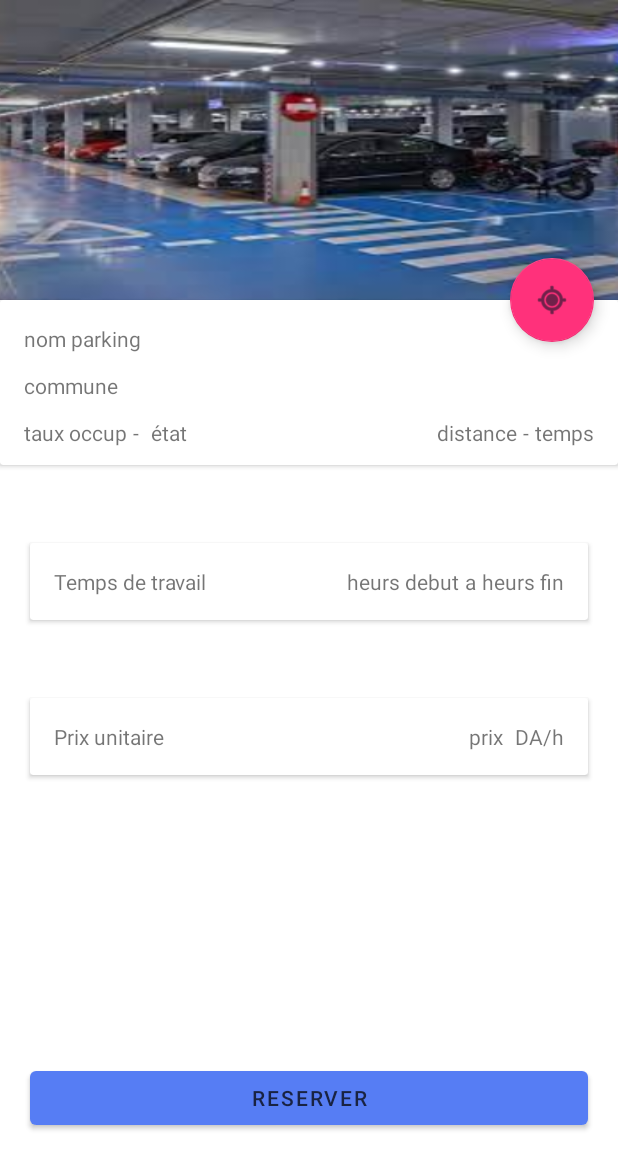
After one commit to Projet-TDM-01/frontend, an Android app: the layout activity_parking_details.xml on its own in the app's theme, with its tools: preview values and no code run, on a phone screen of 412 x 824 dp. The commit adds this screen. Shown: the top 1169 px of the screen. Run offline under Robolectric (Android 15) with nearby library versions, the phone set to English and light mode, and no system bars.

Commit message:
parking details ui + search by name

```diff
--- a/projet_tdm/app/src/main/AndroidManifest.xml
+++ b/projet_tdm/app/src/main/AndroidManifest.xml
@@ -11,6 +11,12 @@
         android:supportsRtl="true"
         android:theme="@style/Theme.Projet_tdm"
         android:usesCleartextTraffic="true">
+        <activity
+            android:name=".ui.ParkingDetailsActivity"
+            android:exported="false" />
+        <activity
+            android:name=".ui.parking_details.ParkingDetailsActivity"
+            android:exported="false" />
         <activity
             android:name=".HomeActivity"
             android:exported="false" />
--- a/projet_tdm/app/src/main/java/com/example/projet_tdm/Const.kt
+++ b/projet_tdm/app/src/main/java/com/example/projet_tdm/Const.kt
@@ -1,4 +1,4 @@
 package com.example.projet_tdm
 
-// Server Url
-const val url = "https://a444-154-121-29-229.ngrok.io/"
+// Server Url²
+const val url = "http://192.168.108.20:5000/api/"
--- a/projet_tdm/app/src/main/java/com/example/projet_tdm/HomeActivity.kt
+++ b/projet_tdm/app/src/main/java/com/example/projet_tdm/HomeActivity.kt
@@ -17,6 +17,7 @@ class HomeActivity : AppCompatActivity() {
 
         val parkingListFragment = ParkingListFragment()
         val userFragment = UserFragment()
+        val searchFragment = SearchFragment()
 
         setCurrentFragment(parkingListFragment)
 
@@ -24,6 +25,7 @@ class HomeActivity : AppCompatActivity() {
             when (item.itemId) {
                 R.id.navigation_parking_list -> setCurrentFragment(parkingListFragment)
                 R.id.navigation_user -> setCurrentFragment(userFragment)
+                R.id.navigation_search -> setCurrentFragment(searchFragment)
             }
             true
         }
--- a/projet_tdm/app/src/main/java/com/example/projet_tdm/OnboardingActivity.kt
+++ b/projet_tdm/app/src/main/java/com/example/projet_tdm/OnboardingActivity.kt
@@ -31,7 +31,7 @@ class OnboardingActivity : AppCompatActivity() {
 
 
         skipbtn.setOnClickListener{
-            intent = Intent(this, com.example.projet_tdm.LoginActivity::class.java)
+            intent = Intent(this, com.example.projet_tdm.HomeActivity::class.java)
             startActivity(intent)
             finish()
         }
--- /dev/null
+++ b/projet_tdm/app/src/main/res/layout/activity_parking_details.xml
@@ -0,0 +1,247 @@
+<?xml version="1.0" encoding="utf-8"?>
+<androidx.constraintlayout.widget.ConstraintLayout xmlns:android="http://schemas.android.com/apk/res/android"
+    xmlns:app="http://schemas.android.com/apk/res-auto"
+    xmlns:tools="http://schemas.android.com/tools"
+    android:layout_width="match_parent"
+    android:layout_height="match_parent"
+    tools:context=".ui.ParkingDetailsActivity">
+
+    <ImageView
+        android:id="@+id/parking_img"
+        android:layout_width="506dp"
+        android:layout_height="200dp"
+        android:adjustViewBounds="true"
+        android:scaleType="fitXY"
+        app:layout_constraintEnd_toEndOf="parent"
+        app:layout_constraintStart_toStartOf="parent"
+        app:layout_constraintTop_toTopOf="parent"
+        app:srcCompat="@drawable/parking" />
+
+    <com.google.android.material.floatingactionbutton.FloatingActionButton
+        android:id="@+id/directionBtn"
+        android:layout_width="wrap_content"
+        android:layout_height="wrap_content"
+        android:layout_marginEnd="16dp"
+        android:clickable="true"
+        app:layout_constraintBottom_toBottomOf="@+id/parking_img"
+        app:layout_constraintEnd_toEndOf="parent"
+        app:layout_constraintTop_toBottomOf="@+id/parking_img"
+        app:layout_constraintVertical_bias="0.785"
+        app:rippleColor="#5C0303"
+        app:srcCompat="@android:drawable/ic_menu_mylocation"
+        tools:ignore="SpeakableTextPresentCheck" />
+
+    <Button
+        android:id="@+id/reserverBtn"
+        android:layout_width="0dp"
+        android:layout_height="wrap_content"
+        android:layout_marginStart="20dp"
+        android:layout_marginEnd="20dp"
+        android:layout_marginBottom="68dp"
+        android:text="RESERVER"
+        app:layout_constraintBottom_toBottomOf="parent"
+        app:layout_constraintEnd_toEndOf="parent"
+        app:layout_constraintHorizontal_bias="0.0"
+        app:layout_constraintStart_toStartOf="parent" />
+
+    <androidx.cardview.widget.CardView
+        android:id="@+id/cardView"
+        android:layout_width="match_parent"
+        android:layout_height="wrap_content"
+        app:layout_constraintEnd_toEndOf="parent"
+        app:layout_constraintStart_toStartOf="parent"
+        app:layout_constraintTop_toBottomOf="@+id/parking_img" >
+
+        <androidx.constraintlayout.widget.ConstraintLayout
+            android:layout_width="match_parent"
+            android:layout_height="wrap_content">
+
+            <TextView
+                android:id="@+id/nom_parking"
+                android:layout_width="wrap_content"
+                android:layout_height="wrap_content"
+                android:layout_marginStart="16dp"
+                android:layout_marginTop="16dp"
+                android:text="nom parking"
+                app:layout_constraintStart_toStartOf="parent"
+                app:layout_constraintTop_toTopOf="parent" />
+
+            <TextView
+                android:id="@+id/parking_commune"
+                android:layout_width="wrap_content"
+                android:layout_height="wrap_content"
+                android:layout_marginTop="12dp"
+                android:text="commune"
+                app:layout_constraintStart_toStartOf="@+id/nom_parking"
+                app:layout_constraintTop_toBottomOf="@+id/nom_parking" />
+
+            <TextView
+                android:id="@+id/parking_taux"
+                android:layout_width="wrap_content"
+                android:layout_height="wrap_content"
+                android:layout_marginTop="12dp"
+                android:layout_marginBottom="12dp"
+                android:text="taux occup"
+                app:layout_constraintBottom_toBottomOf="parent"
+                app:layout_constraintStart_toStartOf="@+id/parking_commune"
+                app:layout_constraintTop_toBottomOf="@+id/parking_commune" />
+
+            <TextView
+                android:id="@+id/textView6"
+                android:layout_width="wrap_content"
+                android:layout_height="wrap_content"
+                android:layout_marginStart="4dp"
+                android:text="-"
+                app:layout_constraintBottom_toBottomOf="@+id/parking_taux"
+                app:layout_constraintStart_toEndOf="@+id/parking_taux" />
+
+            <TextView
+                android:id="@+id/parking_status"
+                android:layout_width="wrap_content"
+                android:layout_height="wrap_content"
+                android:layout_marginStart="8dp"
+                android:text="état"
+                app:layout_constraintBottom_toBottomOf="@+id/textView6"
+                app:layout_constraintStart_toEndOf="@+id/textView6" />
+
+            <TextView
+                android:id="@+id/temps"
+                android:layout_width="wrap_content"
+                android:layout_height="wrap_content"
+                android:layout_marginEnd="16dp"
+                android:text="temps"
+                app:layout_constraintBottom_toBottomOf="@+id/parking_status"
+                app:layout_constraintEnd_toEndOf="parent" />
+
+            <TextView
+                android:id="@+id/textView9"
+                android:layout_width="wrap_content"
+                android:layout_height="wrap_content"
+                android:layout_marginEnd="4dp"
+                android:text="-"
+                app:layout_constraintBottom_toBottomOf="@+id/temps"
+                app:layout_constraintEnd_toStartOf="@+id/temps" />
+
+            <TextView
+                android:id="@+id/parking_distance"
+                android:layout_width="wrap_content"
+                android:layout_height="wrap_content"
+                android:layout_marginEnd="4dp"
+                android:text="distance"
+                app:layout_constraintBottom_toBottomOf="@+id/textView9"
+                app:layout_constraintEnd_toStartOf="@+id/textView9"
+                app:layout_constraintHorizontal_bias="1.0"
+                app:layout_constraintStart_toEndOf="@+id/parking_status" />
+        </androidx.constraintlayout.widget.ConstraintLayout>
+    </androidx.cardview.widget.CardView>
+
+    <androidx.cardview.widget.CardView
+        android:id="@+id/cardView2"
+        android:layout_width="match_parent"
+        android:layout_height="wrap_content"
+        android:layout_marginStart="20dp"
+        android:layout_marginEnd="20dp"
+        android:layout_marginTop="52dp"
+        app:layout_constraintEnd_toEndOf="parent"
+        app:layout_constraintHorizontal_bias="0.491"
+        app:layout_constraintStart_toStartOf="parent"
+        app:layout_constraintTop_toBottomOf="@+id/cardView" >
+
+        <androidx.constraintlayout.widget.ConstraintLayout
+            android:layout_width="match_parent"
+            android:layout_height="match_parent">
+
+            <TextView
+                android:layout_width="wrap_content"
+                android:layout_height="wrap_content"
+                android:layout_marginStart="16dp"
+                android:layout_marginTop="16dp"
+                android:layout_marginBottom="16dp"
+                android:text="Temps de travail"
+                app:layout_constraintBottom_toBottomOf="parent"
+                app:layout_constraintStart_toStartOf="parent"
+                app:layout_constraintTop_toTopOf="parent" />
+
+            <TextView
+                android:id="@+id/parking_end_hour"
+                android:layout_width="wrap_content"
+                android:layout_height="wrap_content"
+                android:layout_marginTop="16dp"
+                android:layout_marginEnd="16dp"
+                android:layout_marginBottom="16dp"
+                android:text="heurs fin"
+                app:layout_constraintBottom_toBottomOf="parent"
+                app:layout_constraintEnd_toEndOf="parent"
+                app:layout_constraintTop_toTopOf="parent" />
+
+            <TextView
+                android:id="@+id/textView13"
+                android:layout_width="wrap_content"
+                android:layout_height="wrap_content"
+                android:layout_marginEnd="4dp"
+                android:text="a"
+                app:layout_constraintBottom_toBottomOf="@+id/parking_end_hour"
+                app:layout_constraintEnd_toStartOf="@+id/parking_end_hour" />
+
+            <TextView
+                android:id="@+id/parking_start_hour"
+                android:layout_width="wrap_content"
+                android:layout_height="wrap_content"
+                android:layout_marginEnd="4dp"
+                android:text="heurs debut"
+                app:layout_constraintBottom_toBottomOf="@+id/textView13"
+                app:layout_constraintEnd_toStartOf="@+id/textView13" />
+        </androidx.constraintlayout.widget.ConstraintLayout>
+    </androidx.cardview.widget.CardView>
+
+    <androidx.cardview.widget.CardView
+        android:id="@+id/cardView3"
+        android:layout_width="match_parent"
+        android:layout_height="wrap_content"
+        android:layout_marginStart="20dp"
+        android:layout_marginEnd="20dp"
+        android:layout_marginTop="52dp"
+        app:layout_constraintEnd_toEndOf="@+id/cardView2"
+        app:layout_constraintStart_toStartOf="@+id/cardView2"
+        app:layout_constraintTop_toBottomOf="@+id/cardView2">
+
+        <androidx.constraintlayout.widget.ConstraintLayout
+            android:layout_width="match_parent"
+            android:layout_height="match_parent">
+
+            <TextView
+                android:layout_width="wrap_content"
+                android:layout_height="wrap_content"
+                android:layout_marginStart="16dp"
+                android:layout_marginTop="16dp"
+                android:layout_marginBottom="16dp"
+                android:text="Prix unitaire"
+                app:layout_constraintBottom_toBottomOf="parent"
+                app:layout_constraintStart_toStartOf="parent"
+                app:layout_constraintTop_toTopOf="parent" />
+
+            <TextView
+                android:id="@+id/textView"
+                android:layout_width="wrap_content"
+                android:layout_height="wrap_content"
+                android:layout_marginTop="16dp"
+                android:layout_marginEnd="16dp"
+                android:text="DA/h"
+                app:layout_constraintBottom_toBottomOf="@+id/textView15"
+                app:layout_constraintEnd_toEndOf="parent"
+                app:layout_constraintTop_toTopOf="parent" />
+
+            <TextView
+                android:id="@+id/parking_prix"
+                android:layout_width="wrap_content"
+                android:layout_height="wrap_content"
+                android:layout_marginEnd="8dp"
+                android:text="prix"
+                app:layout_constraintBottom_toBottomOf="parent"
+                app:layout_constraintEnd_toStartOf="@+id/textView"
+                app:layout_constraintTop_toTopOf="parent" />
+
+        </androidx.constraintlayout.widget.ConstraintLayout>
+    </androidx.cardview.widget.CardView>
+
+</androidx.constraintlayout.widget.ConstraintLayout>
```
Also changed, not shown: projet_tdm/app/src/main/java/com/example/projet_tdm/SearchFragment.kt (added, +76 -0 lines), projet_tdm/app/src/main/java/com/example/projet_tdm/ViewModels/SearchViewModel.kt (added, +45 -0 lines), projet_tdm/app/src/main/java/com/example/projet_tdm/adapter/SearchAdapter.kt (added, +65 -0 lines), projet_tdm/app/src/main/java/com/example/projet_tdm/entity/Parking.kt (+10 -6 lines), projet_tdm/app/src/main/java/com/example/projet_tdm/retrofit/SearchEndPoint.kt (added, +31 -0 lines), projet_tdm/app/src/main/java/com/example/projet_tdm/ui/ParkingDetailsActivity.kt (added, +15 -0 lines), projet_tdm/app/src/main/res/drawable/ic_baseline_search_24.xml (added, +10 -0 lines), projet_tdm/app/src/main/res/layout/fragment_search.xml (added, +51 -0 lines), projet_tdm/app/src/main/res/layout/search_layout.xml (added, +58 -0 lines), projet_tdm/app/src/main/res/menu/bottom_nav_menu.xml (+7 -2 lines), projet_tdm/app/src/main/res/drawable-v24/parking.jpg (added).
